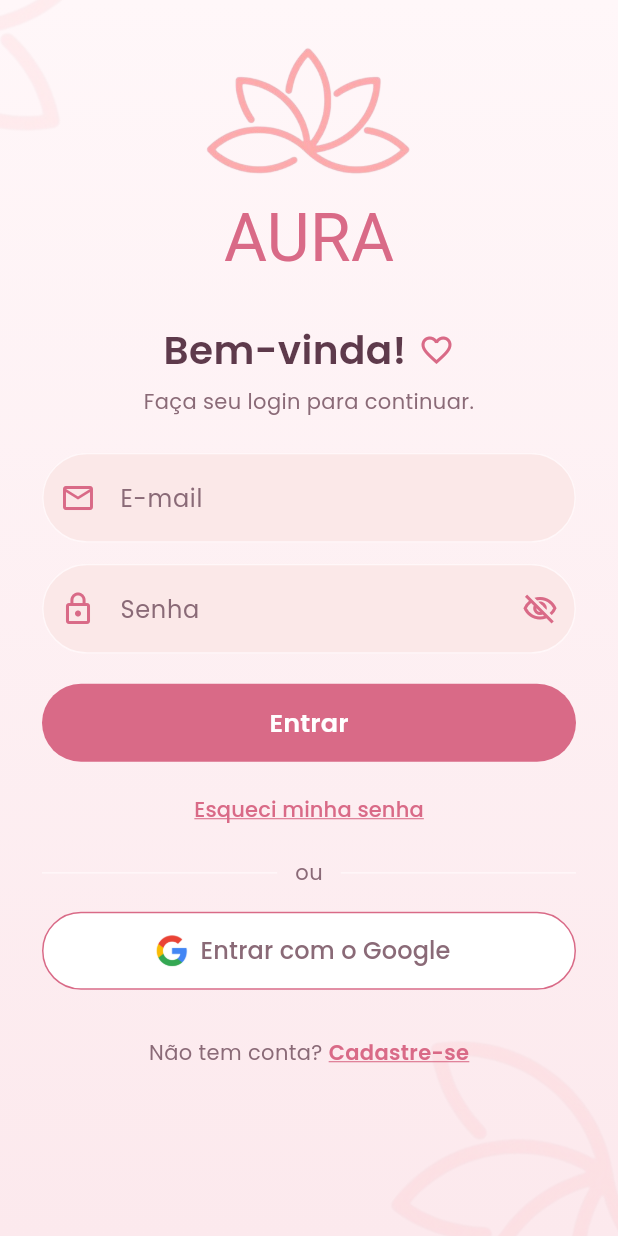
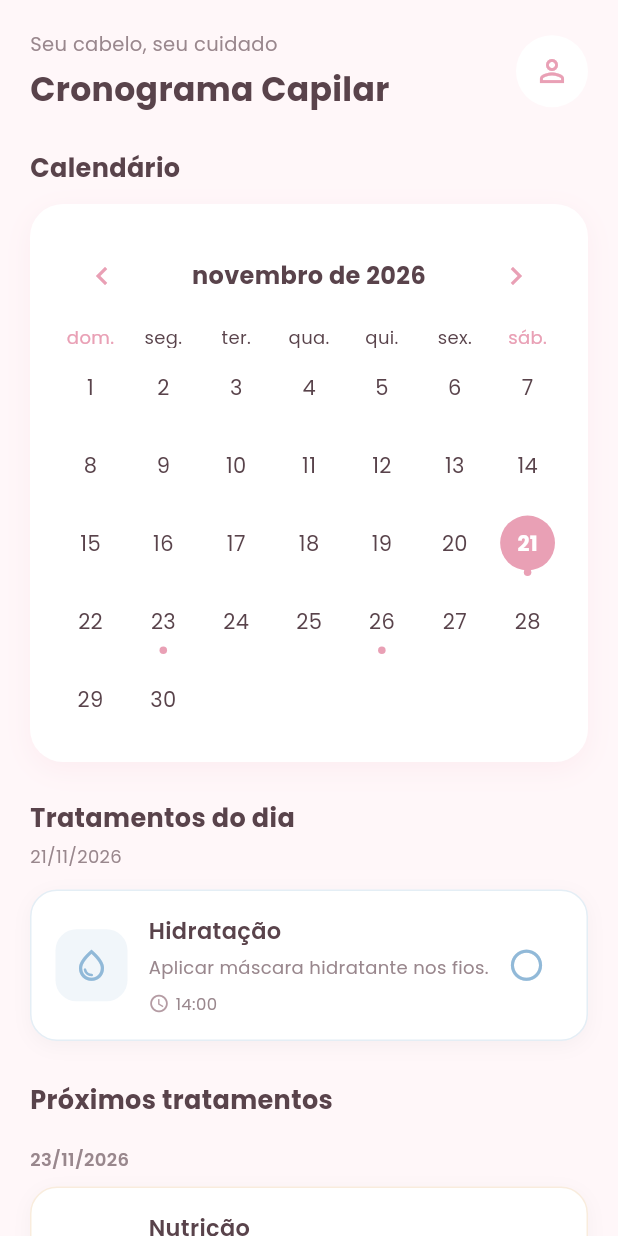
Before and after one commit to tarscilla/aura-app, a Flutter app: the screen it shows after launch, on a phone screen of 412 x 824 dp. Run offline on Flutter 3.47's test engine with Material 3 defaults, Android fonts, the phone set to English and light mode, and no system bars; drawn by our look-alikes of table_calendar; our stand-ins replace firebase_auth, firebase_core, google_fonts, google_sign_in; accounts and stored records are empty; Roboto replaces fonts that are missing (Oranienbaum).

Commit message:
criando página do cronograma capilar

```diff
--- a/my_app/lib/main.dart
+++ b/my_app/lib/main.dart
@@ -1,10 +1,20 @@
 import "package:flutter/material.dart";
+import 'package:intl/date_symbol_data_local.dart';
 import "package:google_fonts/google_fonts.dart";
 import "pages/auth_gate.dart";
 import "package:firebase_core/firebase_core.dart";
 import "firebase_options.dart";
+import 'pages/cronograma_page.dart';
 
 Future<void> main() async {
+  WidgetsFlutterBinding.ensureInitialized();
+
+  await initializeDateFormatting('pt_BR', null);
+
+  await Firebase.initializeApp(
+    options: DefaultFirebaseOptions.currentPlatform,
+  );
+
   WidgetsFlutterBinding.ensureInitialized();
   await Firebase.initializeApp(
     options: DefaultFirebaseOptions.currentPlatform,
@@ -21,7 +31,7 @@ class MyApp extends StatelessWidget {
       theme: ThemeData(
         textTheme: GoogleFonts.poppinsTextTheme(),
       ),
-      home: const AuthGate(),
+      home: const CronogramaPage(),
     );
   }
 }
--- /dev/null
+++ b/my_app/lib/models/tratamento.dart
@@ -0,0 +1,17 @@
+class Tratamento {
+  final String nome;
+  final String categoria;
+  final DateTime data;
+  final String horario;
+  final String descricao;
+  bool concluido;
+
+  Tratamento({
+    required this.nome,
+    required this.categoria,
+    required this.data,
+    required this.horario,
+    required this.descricao,
+    this.concluido = false,
+  });
+}
--- /dev/null
+++ b/my_app/lib/pages/cronograma_page.dart
@@ -0,0 +1,235 @@
+import 'package:flutter/material.dart';
+import 'package:provider/provider.dart';
+import '../models/tratamento.dart';
+import '../viewmodels/cronograma_viewmodel.dart';
+import '../widgets/calendario_widget.dart';
+import '../widgets/tratamento_card.dart';
+
+class CronogramaPage extends StatelessWidget {
+  const CronogramaPage({super.key});
+
+  @override
+  Widget build(BuildContext context) {
+    return ChangeNotifierProvider(
+      create: (_) => CronogramaViewModel(),
+      child: const _CronogramaConteudo(),
+    );
+  }
+}
+
+class _CronogramaConteudo extends StatelessWidget {
+  const _CronogramaConteudo();
+
+  static const Color rosa = Color(0xFFE9A0B5);
+  static const Color fundo = Color(0xFFFFF7F9);
+  static const Color texto = Color(0xFF59434B);
+
+  @override
+  Widget build(BuildContext context) {
+    final viewModel = context.watch<CronogramaViewModel>();
+
+    return Scaffold(
+      backgroundColor: fundo,
+      body: SafeArea(
+        child: SingleChildScrollView(
+          padding: const EdgeInsets.all(20),
+          child: Column(
+            crossAxisAlignment: CrossAxisAlignment.start,
+            children: [
+              Row(
+                mainAxisAlignment: MainAxisAlignment.spaceBetween,
+                children: [
+                  const Column(
+                    crossAxisAlignment: CrossAxisAlignment.start,
+                    children: [
+                      Text(
+                        'Seu cabelo, seu cuidado',
+                        style: TextStyle(
+                          color: Color(0xFF99878D),
+                          fontSize: 13,
+                        ),
+                      ),
+                      SizedBox(height: 5),
+                      Text(
+                        'Cronograma Capilar',
+                        style: TextStyle(
+                          color: texto,
+                          fontSize: 22,
+                          fontWeight: FontWeight.bold,
+                        ),
+                      ),
+                    ],
+                  ),
+                  Container(
+                    decoration: const BoxDecoration(
+                      color: Colors.white,
+                      shape: BoxShape.circle,
+                    ),
+                    child: IconButton(
+                      onPressed: () {},
+                      icon: const Icon(
+                        Icons.person_outline,
+                        color: rosa,
+                      ),
+                    ),
+                  ),
+                ],
+              ),
+
+              const SizedBox(height: 25),
+
+              const Text(
+                'Calendário',
+                style: TextStyle(
+                  color: texto,
+                  fontSize: 17,
+                  fontWeight: FontWeight.bold,
+                ),
+              ),
+
+              const SizedBox(height: 12),
+
+              CalendarioWidget(viewModel: viewModel),
+
+              const SizedBox(height: 25),
+
+              const Text(
+                'Tratamentos do dia',
+                style: TextStyle(
+                  color: texto,
+                  fontSize: 17,
+                  fontWeight: FontWeight.bold,
+                ),
+              ),
+
+              const SizedBox(height: 5),
+
+              Text(
+                '${viewModel.dataSelecionada.day.toString().padLeft(2, '0')}/'
+                '${viewModel.dataSelecionada.month.toString().padLeft(2, '0')}/'
+                '${viewModel.dataSelecionada.year}',
+                style: const TextStyle(
+                  color: Color(0xFF99878D),
+                  fontSize: 12,
+                ),
+              ),
+
+              const SizedBox(height: 14),
+
+              if (viewModel.tratamentosDoDia.isEmpty)
+                _mensagemVazia(
+                  'Nenhum tratamento programado para este dia.',
+                  Icons.spa_outlined,
+                )
+              else
+                ...viewModel.tratamentosDoDia.map(
+                  (tratamento) => TratamentoCard(
+                    tratamento: tratamento,
+                    onToggle: () {
+                      viewModel.alternarConclusao(tratamento);
+                    },
+                  ),
+                ),
+
+              const SizedBox(height: 15),
+
+              const Text(
+                'Próximos tratamentos',
+                style: TextStyle(
+                  color: texto,
+                  fontSize: 17,
+                  fontWeight: FontWeight.bold,
+                ),
+              ),
+
+              const SizedBox(height: 14),
+
+              if (viewModel.proximosTratamentos.isEmpty)
+                _mensagemVazia(
+                  'Não há próximos tratamentos programados.',
+                  Icons.calendar_today_outlined,
+                )
+              else
+                ..._agruparTratamentos(
+                  viewModel.proximosTratamentos,
+                  viewModel,
+                ),
+
+              const SizedBox(height: 20),
+            ],
+          ),
+        ),
+      ),
+    );
+  }
+
+  List<Widget> _agruparTratamentos(List<Tratamento> tratamentos,
+  CronogramaViewModel viewModel,) {
+  final Map<DateTime, List<Tratamento>> agrupados = {};
+
+  for (final tratamento in tratamentos) {
+    final data = DateTime(
+      tratamento.data.year,
+      tratamento.data.month,
+      tratamento.data.day,
+    );
+
+    agrupados.putIfAbsent(data, () => []);
+    agrupados[data]!.add(tratamento);
+  }
+
+  return agrupados.entries.expand((grupo) {
+    final data = grupo.key;
+
+    return [
+      Padding(
+        padding: const EdgeInsets.only(bottom: 10, top: 5),
+        child: Text(
+          '${data.day.toString().padLeft(2, '0')}/'
+          '${data.month.toString().padLeft(2, '0')}/'
+          '${data.year}',
+          style: const TextStyle(
+            color: Color(0xFF99878D),
+            fontSize: 12,
+            fontWeight: FontWeight.w600,
+          ),
+        ),
+      ),
+
+      ...grupo.value.map(
+        (tratamento) => TratamentoCard(
+          tratamento: tratamento,
+          onToggle: () {
+            viewModel.alternarConclusao(tratamento);
+          },
+        ),
+      ),
+    ];
+  }).toList();
+}
+
+  Widget _mensagemVazia(String mensagem, IconData icone) {
+    return Container(
+      width: double.infinity,
+      padding: const EdgeInsets.all(20),
+      decoration: BoxDecoration(
+        color: Colors.white,
+        borderRadius: BorderRadius.circular(18),
+      ),
+      child: Column(
+        children: [
+          Icon(icone, color: rosa, size: 30),
+          const SizedBox(height: 8),
+          Text(
+            mensagem,
+            textAlign: TextAlign.center,
+            style: const TextStyle(
+              color: Color(0xFF99878D),
+              fontSize: 12,
+            ),
+          ),
+        ],
+      ),
+    );
+  }
+}
--- /dev/null
+++ b/my_app/lib/viewmodels/cronograma_viewmodel.dart
@@ -0,0 +1,84 @@
+import 'package:flutter/material.dart';
+import '../models/tratamento.dart';
+
+class CronogramaViewModel extends ChangeNotifier {
+  DateTime dataSelecionada = DateTime.now();
+
+  DateTime mesAtual = DateTime.now();
+
+  final List<Tratamento> tratamentos = [
+    Tratamento(
+      nome: 'Hidratação',
+      categoria: 'Hidratação',
+      data: DateTime.now(),
+      horario: '14:00',
+      descricao: 'Aplicar máscara hidratante nos fios.',
+    ),
+    Tratamento(
+      nome: 'Nutrição',
+      categoria: 'Nutrição',
+      data: DateTime.now().add(const Duration(days: 2)),
+      horario: '10:00',
+      descricao: 'Repor os óleos naturais dos cabelos.',
+    ),
+    Tratamento(
+      nome: 'Reconstrução',
+      categoria: 'Reconstrução',
+      data: DateTime.now().add(const Duration(days: 5)),
+      horario: '15:00',
+      descricao: 'Fortalecer os fios com uma máscara reconstrutora.',
+    ),
+  ];
+
+  List<Tratamento> get tratamentosDoDia {
+    return tratamentos.where((tratamento) {
+      return _mesmoDia(tratamento.data, dataSelecionada);
+    }).toList();
+  }
+
+  List<Tratamento> get proximosTratamentos {
+  return tratamentos.where((tratamento) {
+    return !_mesmoDia(tratamento.data, dataSelecionada) &&
+        tratamento.data.isAfter(
+          DateTime(
+            dataSelecionada.year,
+            dataSelecionada.month,
+            dataSelecionada.day,
+          ),
+        );
+  }).toList()
+    ..sort((a, b) => a.data.compareTo(b.data));
+}
+
+  bool possuiTratamento(DateTime data) {
+    return tratamentos.any((tratamento) {
+      return _mesmoDia(tratamento.data, data);
+    });
+  }
+
+  void selecionarData(DateTime data) {
+    dataSelecionada = data;
+    mesAtual = DateTime(data.year, data.month);
+    notifyListeners();
+  }
+
+  void mudarMes(int quantidade) {
+    mesAtual = DateTime(
+      mesAtual.year,
+      mesAtual.month + quantidade,
+    );
+
+    notifyListeners();
+  }
+
+  void alternarConclusao(Tratamento tratamento) {
+    tratamento.concluido = !tratamento.concluido;
+    notifyListeners();
+  }
+
+  bool _mesmoDia(DateTime primeira, DateTime segunda) {
+    return primeira.year == segunda.year &&
+        primeira.month == segunda.month &&
+        primeira.day == segunda.day;
+  }
+}
--- /dev/null
+++ b/my_app/lib/widgets/calendario_widget.dart
@@ -0,0 +1,123 @@
+import 'package:flutter/material.dart';
+import 'package:table_calendar/table_calendar.dart';
+import '../viewmodels/cronograma_viewmodel.dart';
+
+class CalendarioWidget extends StatelessWidget {
+  final CronogramaViewModel viewModel;
+
+  const CalendarioWidget({
+    super.key,
+    required this.viewModel,
+  });
+
+  static const Color rosa = Color(0xFFE9A0B5);
+  static const Color rosaClaro = Color(0xFFFCEEF2);
+  static const Color texto = Color(0xFF59434B);
+
+  @override
+  Widget build(BuildContext context) {
+    return Container(
+      padding: const EdgeInsets.all(16),
+      decoration: BoxDecoration(
+        color: Colors.white,
+        borderRadius: BorderRadius.circular(22),
+        boxShadow: [
+          BoxShadow(
+            color: rosa.withValues(alpha: 0.12),
+            blurRadius: 15,
+            offset: const Offset(0, 5),
+          ),
+        ],
+      ),
+      child: TableCalendar(
+        locale: 'pt_BR',
+        firstDay: DateTime.utc(2020, 1, 1),
+        lastDay: DateTime.utc(2035, 12, 31),
+        focusedDay: viewModel.mesAtual,
+        currentDay: DateTime.now(),
+        selectedDayPredicate: (day) {
+          return isSameDay(day, viewModel.dataSelecionada);
+        },
+        onDaySelected: (selectedDay, focusedDay) {
+          viewModel.selecionarData(selectedDay);
+        },
+        onPageChanged: (focusedDay) {
+          viewModel.selecionarData(
+            viewModel.dataSelecionada,
+          );
+          viewModel.mudarMes(
+            (focusedDay.year - viewModel.mesAtual.year) * 12 +
+                focusedDay.month -
+                viewModel.mesAtual.month,
+          );
+        },
+        headerStyle: const HeaderStyle(
+          titleCentered: true,
+          formatButtonVisible: false,
+          leftChevronIcon: Icon(
+            Icons.chevron_left,
+            color: rosa,
+          ),
+          rightChevronIcon: Icon(
+            Icons.chevron_right,
+            color: rosa,
+          ),
+          titleTextStyle: TextStyle(
+            color: texto,
+            fontSize: 16,
+            fontWeight: FontWeight.bold,
+          ),
+        ),
+        daysOfWeekStyle: const DaysOfWeekStyle(
+          weekdayStyle: TextStyle(
+            color: texto,
+            fontSize: 12,
+          ),
+          weekendStyle: TextStyle(
+            color: rosa,
+            fontSize: 12,
+          ),
+        ),
+        calendarStyle: const CalendarStyle(
+          outsideDaysVisible: false,
+          defaultTextStyle: TextStyle(color: texto),
+          weekendTextStyle: TextStyle(color: texto),
+          todayDecoration: BoxDecoration(
+            color: rosaClaro,
+            shape: BoxShape.circle,
+          ),
+          todayTextStyle: TextStyle(
+            color: rosa,
+            fontWeight: FontWeight.bold,
+          ),
+          selectedDecoration: BoxDecoration(
+            color: rosa,
+            shape: BoxShape.circle,
+          ),
+          selectedTextStyle: TextStyle(
+            color: Colors.white,
+            fontWeight: FontWeight.bold,
+          ),
+        ),
+        calendarBuilders: CalendarBuilders(
+          markerBuilder: (context, day, events) {
+            if (viewModel.possuiTratamento(day)) {
+              return Positioned(
+                bottom: 4,
+                child: Container(
+                  width: 5,
+                  height: 5,
+                  decoration: const BoxDecoration(
+                    color: rosa,
+                    shape: BoxShape.circle,
+                  ),
+                ),
+              );
+            }
+            return null;
+          },
+        ),
+      ),
+    );
+  }
+}
--- /dev/null
+++ b/my_app/lib/widgets/tratamento_card.dart
@@ -0,0 +1,144 @@
+import 'package:flutter/material.dart';
+import '../models/tratamento.dart';
+
+class TratamentoCard extends StatelessWidget {
+  final Tratamento tratamento;
+  final VoidCallback onToggle;
+
+  const TratamentoCard({
+    super.key,
+    required this.tratamento,
+    required this.onToggle,
+  });
+
+  Color get corCategoria {
+    switch (tratamento.categoria.toLowerCase()) {
+      case 'hidratação':
+        return const Color(0xFF91B9D8);
+      case 'nutrição':
+        return const Color(0xFFE5B477);
+      case 'reconstrução':
+        return const Color(0xFFB59ACF);
+      default:
+        return const Color(0xFFE9A0B5);
+    }
+  }
+
+  IconData get iconeCategoria {
+    switch (tratamento.categoria.toLowerCase()) {
+      case 'hidratação':
+        return Icons.water_drop_outlined;
+      case 'nutrição':
+        return Icons.spa_outlined;
+      case 'reconstrução':
+        return Icons.health_and_safety_outlined;
+      default:
+        return Icons.favorite_outline;
+    }
+  }
+
+  @override
+  Widget build(BuildContext context) {
+    return Container(
+      margin: const EdgeInsets.only(bottom: 12),
+      padding: const EdgeInsets.all(16),
+      decoration: BoxDecoration(
+        color: Colors.white,
+        borderRadius: BorderRadius.circular(18),
+        border: Border.all(
+          color: corCategoria.withValues(alpha: 0.25),
+        ),
+        boxShadow: [
+          BoxShadow(
+            color: Colors.black.withValues(alpha: 0.035),
+            blurRadius: 10,
+            offset: const Offset(0, 3),
+          ),
+        ],
+      ),
+      child: Row(
+        children: [
+          Container(
+            width: 48,
+            height: 48,
+            decoration: BoxDecoration(
+              color: corCategoria.withValues(alpha: 0.13),
+              borderRadius: BorderRadius.circular(14),
+            ),
+            child: Icon(
+              iconeCategoria,
+              color: corCategoria,
+              size: 25,
+            ),
+          ),
+
+          const SizedBox(width: 14),
+
+          Expanded(
+            child: Column(
+              crossAxisAlignment: CrossAxisAlignment.start,
+              children: [
+                Text(
+                  tratamento.nome,
+                  style: TextStyle(
+                    fontSize: 15,
+                    fontWeight: FontWeight.w600,
+                    color: tratamento.concluido
+                        ? Colors.grey
+                        : const Color(0xFF59434B),
+                    decoration: tratamento.concluido
+                        ? TextDecoration.lineThrough
+                        : TextDecoration.none,
+                  ),
+                ),
+
+                const SizedBox(height: 5),
+
+                Text(
+                  tratamento.descricao,
+                  style: const TextStyle(
+                    fontSize: 12,
+                    color: Color(0xFF99878D),
+                  ),
+                ),
+
+                const SizedBox(height: 8),
+
+                Row(
+                    children: [
+                      const Icon(
+                        Icons.access_time,
+                        size: 14,
+                        color: Color(0xFFB49BA3),
+                      ),
+                      const SizedBox(width: 4),
+                      Text(
+                        tratamento.horario,
+                        style: const TextStyle(
+                          fontSize: 11,
+                          color: Color(0xFF99878D),
+                        ),
+                      ),
+                    ],
+                  ),
+              ],
+            ),
+          ),
+
+          IconButton(
+            onPressed: onToggle,
+            icon: Icon(
+              tratamento.concluido
+                  ? Icons.check_circle
+                  : Icons.radio_button_unchecked,
+              color: tratamento.concluido
+                  ? const Color(0xFF91B99A)
+                  : corCategoria,
+              size: 25,
+            ),
+          ),
+        ],
+      ),
+    );
+  }
+}
--- a/my_app/pubspec.yaml
+++ b/my_app/pubspec.yaml
@@ -38,6 +38,9 @@ dependencies:
   firebase_core: ^5.1.0
   firebase_auth: ^7.0.1
   google_sign_in: ^7.2.0
+  provider: ^6.1.5+1
+  table_calendar: ^3.3.0
+  intl: ^0.20.3
 
 dev_dependencies:
   flutter_test:
```
Also changed, not shown: .devcontainer/devcontainer.json, my_app/pubspec.lock, 3 other files.
